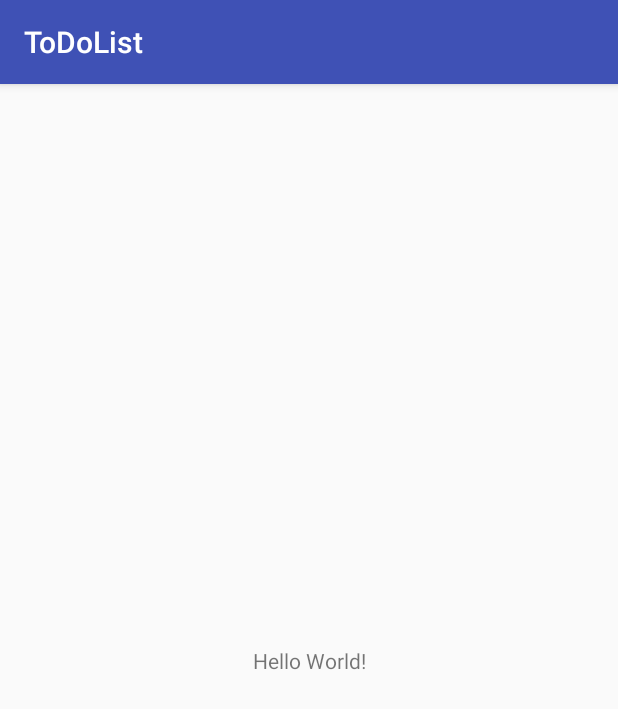
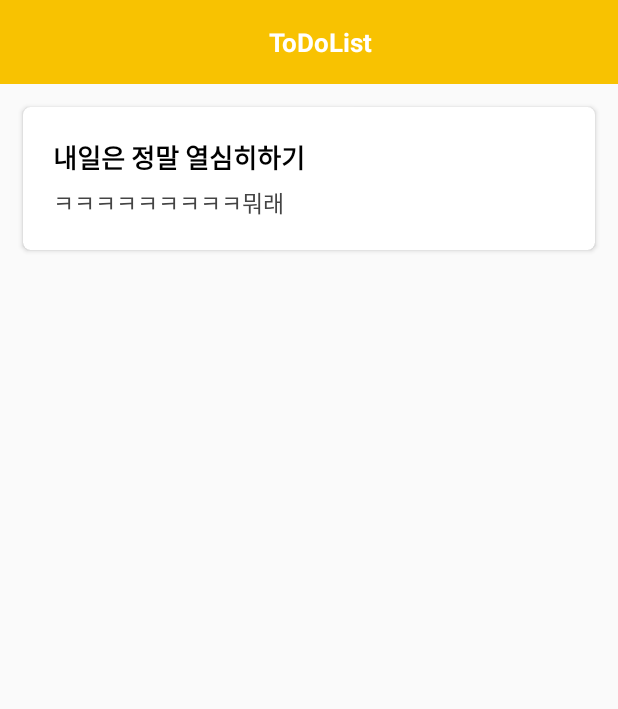
Before and after one commit to taeiim/Kotlin, an Android app: the screen it shows after launch (MainActivity), on a phone screen of 412 x 824 dp. Shown: the top 709 px of the screen. Run offline under Robolectric (Android 15) with nearby library versions, the phone set to English and light mode, and no system bars.

Commit message:
add RecyclerView Adapter

```diff
--- a/ToDoList/app/build.gradle
+++ b/ToDoList/app/build.gradle
@@ -24,11 +24,13 @@ android {
 }
 
 dependencies {
-    implementation fileTree(dir: 'libs', include: ['*.jar'])
-    implementation"org.jetbrains.kotlin:kotlin-stdlib-jre7:$kotlin_version"
+    implementation fileTree(include: ['*.jar'], dir: 'libs')
+    implementation "org.jetbrains.kotlin:kotlin-stdlib-jre7:$kotlin_version"
     implementation 'com.android.support:appcompat-v7:26.1.0'
     implementation 'com.android.support.constraint:constraint-layout:1.0.2'
     testImplementation 'junit:junit:4.12'
     androidTestImplementation 'com.android.support.test:runner:1.0.1'
     androidTestImplementation 'com.android.support.test.espresso:espresso-core:3.0.1'
+    implementation 'com.android.support:design:26.+'
+    implementation 'com.android.support:cardview-v7:26.+'
 }
--- a/ToDoList/app/src/main/java/com/example/parktaeim/todolist/MainActivity.kt
+++ b/ToDoList/app/src/main/java/com/example/parktaeim/todolist/MainActivity.kt
@@ -2,11 +2,32 @@ package com.example.parktaeim.todolist
 
 import android.support.v7.app.AppCompatActivity
 import android.os.Bundle
+import android.support.v7.widget.LinearLayoutManager
+import android.support.v7.widget.RecyclerView
+import android.view.LayoutInflater
+import android.view.View
+import android.view.ViewGroup
+import android.widget.LinearLayout
+import android.widget.TextView
+import kotlinx.android.synthetic.main.activity_main.*
+import kotlinx.android.synthetic.main.item_todo_recyclerview.view.*
 
 class MainActivity : AppCompatActivity() {
 
     override fun onCreate(savedInstanceState: Bundle?) {
         super.onCreate(savedInstanceState)
         setContentView(R.layout.activity_main)
+
+        val recyclerView:RecyclerView = findViewById(R.id.todoRecyclerView)
+        recyclerView.layoutManager = LinearLayoutManager(this, LinearLayout.VERTICAL,false)
+
+        val items = ArrayList<TodoItem>()
+
+        items.add(TodoItem("내일은 정말 열심히하기","ㅋㅋㅋㅋㅋㅋㅋㅋㅋ뭐래"))
+
+        val adapter = TodoRecyclerAdapter(items)
+
+        recyclerView.adapter = adapter
     }
+
 }
--- /dev/null
+++ b/ToDoList/app/src/main/java/com/example/parktaeim/todolist/TodoItem.kt
@@ -0,0 +1,7 @@
+package com.example.parktaeim.todolist
+
+/**
+ * Created by parktaeim on 2017. 11. 28..
+ */
+
+data class TodoItem(var title:String, var desc:String)
--- /dev/null
+++ b/ToDoList/app/src/main/java/com/example/parktaeim/todolist/TodoRecyclerAdapter.kt
@@ -0,0 +1,42 @@
+package com.example.parktaeim.todolist
+
+import android.support.v7.widget.RecyclerView
+import android.view.LayoutInflater
+import android.view.View
+import android.view.ViewGroup
+import android.widget.TextView
+
+/**
+ * Created by parktaeim on 2017. 11. 29..
+ */
+
+class TodoRecyclerAdapter(val list:ArrayList<TodoItem>) : RecyclerView.Adapter<TodoRecyclerAdapter.ViewHolder>(){
+    override fun getItemCount(): Int {
+        return list.size
+    }
+
+    override fun onBindViewHolder(holder: ViewHolder, position: Int) {
+        holder.bindView(list[position])
+    }
+
+    override fun onCreateViewHolder(parent: ViewGroup, viewType: Int): ViewHolder {
+        val v = LayoutInflater.from(parent.context).inflate(R.layout.item_todo_recyclerview,parent,false)
+        return ViewHolder(v)
+    }
+
+    class ViewHolder(view: View) : RecyclerView.ViewHolder(view) {
+
+        fun bindView(todoData:TodoItem) {
+            val todoTitleTextView: TextView = itemView.findViewById(R.id.todoTitleTextView)
+            val todoDescTextView: TextView = itemView.findViewById(R.id.todoDescTextView)
+
+            todoTitleTextView.text = todoData.title
+            todoDescTextView.text = todoData.desc
+//
+//            itemView.setOnLongClickListener {
+//                //delete
+//            }
+        }
+
+    }
+}
--- a/ToDoList/app/src/main/res/layout/activity_main.xml
+++ b/ToDoList/app/src/main/res/layout/activity_main.xml
@@ -1,18 +1,38 @@
 <?xml version="1.0" encoding="utf-8"?>
-<android.support.constraint.ConstraintLayout xmlns:android="http://schemas.android.com/apk/res/android"
+<LinearLayout xmlns:android="http://schemas.android.com/apk/res/android"
     xmlns:app="http://schemas.android.com/apk/res-auto"
     xmlns:tools="http://schemas.android.com/tools"
     android:layout_width="match_parent"
     android:layout_height="match_parent"
+    android:orientation="vertical"
     tools:context="com.example.parktaeim.todolist.MainActivity">
 
-    <TextView
-        android:layout_width="wrap_content"
+    <android.support.v7.widget.Toolbar
+        android:id="@+id/toolbar"
+        android:layout_width="match_parent"
         android:layout_height="wrap_content"
-        android:text="Hello World!"
-        app:layout_constraintBottom_toBottomOf="parent"
-        app:layout_constraintLeft_toLeftOf="parent"
-        app:layout_constraintRight_toRightOf="parent"
-        app:layout_constraintTop_toTopOf="parent" />
+        android:background="@color/colorPrimary">
 
-</android.support.constraint.ConstraintLayout>
+        <RelativeLayout
+            android:layout_width="match_parent"
+            android:layout_height="match_parent">
+
+            <TextView
+                android:layout_width="wrap_content"
+                android:layout_height="wrap_content"
+                android:text="ToDoList"
+                android:textColor="#FFFFFF"
+                android:textSize="17dp"
+                android:textStyle="bold"
+                android:layout_centerInParent="true"/>
+
+        </RelativeLayout>
+    </android.support.v7.widget.Toolbar>
+
+    <android.support.v7.widget.RecyclerView
+        android:id="@+id/todoRecyclerView"
+        android:layout_width="match_parent"
+        android:layout_height="match_parent">
+    </android.support.v7.widget.RecyclerView>
+
+</LinearLayout>
--- /dev/null
+++ b/ToDoList/app/src/main/res/layout/item_todo_recyclerview.xml
@@ -0,0 +1,46 @@
+<?xml version="1.0" encoding="utf-8"?>
+<LinearLayout
+    xmlns:android="http://schemas.android.com/apk/res/android" android:layout_width="match_parent"
+    android:layout_height="match_parent"
+    xmlns:app="http://schemas.android.com/apk/res-auto"
+    android:orientation="vertical">
+
+    <android.support.v7.widget.CardView
+        android:layout_width="match_parent"
+        android:layout_height="wrap_content"
+        android:layout_marginLeft="15dp"
+        android:layout_marginRight="15dp"
+        android:layout_marginTop="15dp"
+        android:elevation="3dp"
+        android:id="@+id/cardView"
+        app:cardCornerRadius="5dp">
+
+        <RelativeLayout
+            android:layout_width="match_parent"
+            android:layout_height="match_parent"
+            android:padding="20dp">
+
+            <TextView
+                android:id="@+id/todoTitleTextView"
+                android:layout_width="wrap_content"
+                android:layout_height="wrap_content"
+                android:text="한국사 답자 일지 쓰기"
+                android:textColor="#000000"
+                android:textSize="17dp"
+                android:textStyle="bold"/>
+
+            <TextView
+                android:id="@+id/todoDescTextView"
+                android:layout_width="wrap_content"
+                android:layout_height="wrap_content"
+                android:layout_below="@id/todoTitleTextView"
+                android:text="수행평가 10점 빨리 해놓기~!"
+                android:textSize="15dp"
+                android:layout_marginTop="5dp"
+                android:textColor="#444444"/>
+
+        </RelativeLayout>
+
+    </android.support.v7.widget.CardView>
+
+</LinearLayout>
--- a/ToDoList/app/src/main/res/values/colors.xml
+++ b/ToDoList/app/src/main/res/values/colors.xml
@@ -1,6 +1,6 @@
 <?xml version="1.0" encoding="utf-8"?>
 <resources>
-    <color name="colorPrimary">#3F51B5</color>
+    <color name="colorPrimary">#F8C201</color>
     <color name="colorPrimaryDark">#303F9F</color>
     <color name="colorAccent">#FF4081</color>
 </resources>
--- a/ToDoList/app/src/main/res/values/styles.xml
+++ b/ToDoList/app/src/main/res/values/styles.xml
@@ -1,7 +1,7 @@
 <resources>
 
     <!-- Base application theme. -->
-    <style name="AppTheme" parent="Theme.AppCompat.Light.DarkActionBar">
+    <style name="AppTheme" parent="Theme.AppCompat.Light.NoActionBar">
         <!-- Customize your theme here. -->
         <item name="colorPrimary">@color/colorPrimary</item>
         <item name="colorPrimaryDark">@color/colorPrimaryDark</item>
```
